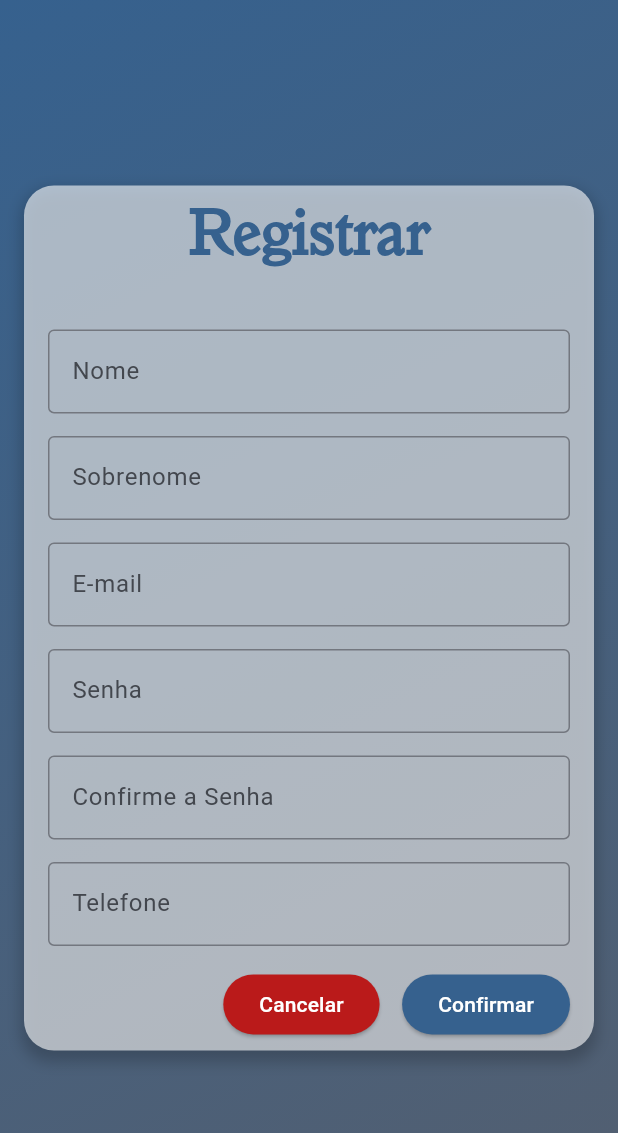
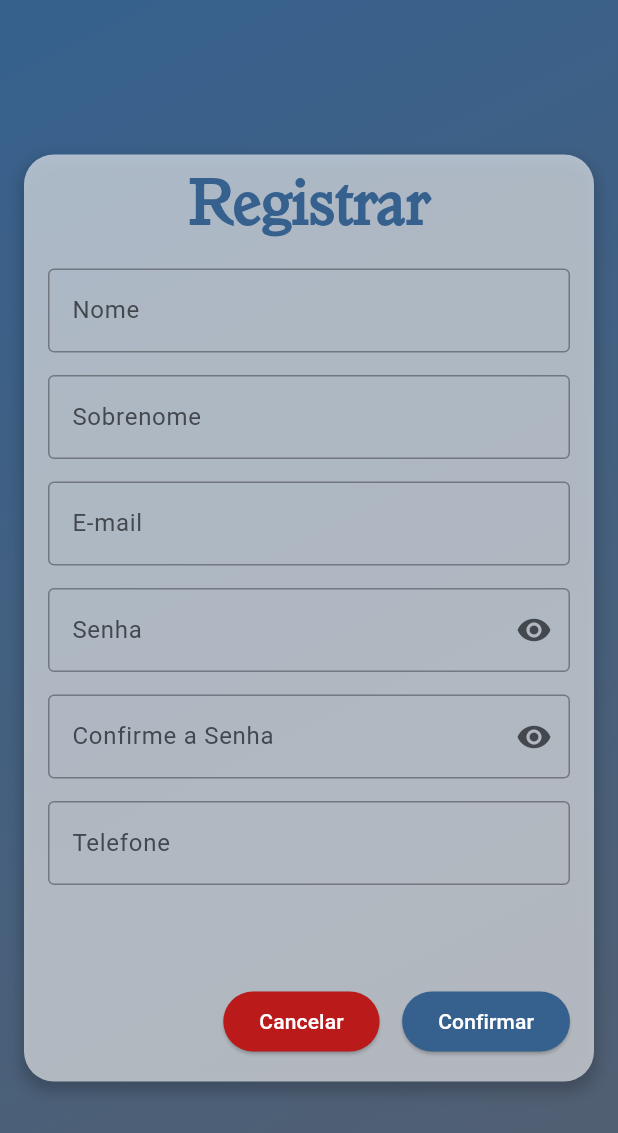
Before and after one commit to mugiwarajeff/bookstanis, a Flutter app: the LoginView screen opened by its route, after a tap on "Login", after a tap on "Registrar", on a phone screen of 412 x 824 dp. Shown: the top 1133 px of the screen. Run offline on Flutter 3.47's test engine with Material 3 defaults, Android fonts, the light colour scheme and no system bars; our stand-ins replace bloc, firebase_core, flutter_bloc; accounts and stored records are empty; generated files the repository leaves out were written again.

Commit message:
ending signup form

```diff
--- a/lib/app/features/login/models/value_objects/signup/email.dart
+++ b/lib/app/features/login/models/value_objects/signup/email.dart
@@ -14,7 +14,7 @@ class Email extends ValueObject<String> {
       error = appLocalizations.cantBeEmpty;
     }
 
-    if (emailRegex.hasMatch(value ?? "")) {
+    if (!emailRegex.hasMatch(value ?? "")) {
       error = appLocalizations.invalidEmail;
     }
 
--- a/lib/app/features/login/models/value_objects/signup/phone.dart
+++ b/lib/app/features/login/models/value_objects/signup/phone.dart
@@ -9,7 +9,7 @@ class Phone extends ValueObject<String> {
     String? error;
     final phoneRegex = RegExp(r"^\+?[\d\s()-]{7,15}$");
 
-    if (phoneRegex.hasMatch(value ?? "")) {
+    if (value != null && value.isNotEmpty && !phoneRegex.hasMatch(value)) {
       error = appLocalizations.invalidPhone;
     }
 
--- a/lib/app/features/login/widgets/signup_form.dart
+++ b/lib/app/features/login/widgets/signup_form.dart
@@ -1,12 +1,21 @@
 import 'package:bookstanis/app/features/login/bloc/login_cubit.dart';
 import 'package:bookstanis/app/features/login/models/signup.dart';
+import 'package:bookstanis/app/shared/widgets/show_custom_snackbar.dart';
 import 'package:flutter/material.dart';
 import 'package:flutter_gen/gen_l10n/app_localizations.dart';
 
-class SignupForm extends StatelessWidget {
+class SignupForm extends StatefulWidget {
   final Signup signup;
   final LoginCubit loginCubit;
   const SignupForm({super.key, required this.signup, required this.loginCubit});
+
+  @override
+  State<SignupForm> createState() => _SignupFormState();
+}
+
+class _SignupFormState extends State<SignupForm> {
+  bool passwordVisible = false;
+  bool confirmPasswordVisible = false;
 
   @override
   Widget build(BuildContext context) {
@@ -32,7 +41,7 @@ class SignupForm extends StatelessWidget {
     return Padding(
       padding: const EdgeInsets.all(16.0),
       child: Container(
-        height: mediaSize.height * 0.7,
+        height: mediaSize.height * 0.75,
         width: mediaSize.width,
         decoration: BoxDecoration(
             boxShadow: [
@@ -46,6 +55,7 @@ class SignupForm extends StatelessWidget {
             borderRadius: BorderRadius.circular(20),
             color: onPrimaryColor.withOpacity(0.6)),
         child: Column(
+          mainAxisAlignment: MainAxisAlignment.spaceBetween,
           children: [
             Text(
               signUpText,
@@ -55,10 +65,8 @@ class SignupForm extends StatelessWidget {
                   fontFamily: "Granada-Serial",
                   fontWeight: FontWeight.bold),
             ),
-            const SizedBox(
-              height: 20,
-            ),
-            Form(
+            Expanded(
+              child: Form(
                   key: formKey,
                   child: Padding(
                     padding: const EdgeInsets.all(16.0),
@@ -67,15 +75,16 @@ class SignupForm extends StatelessWidget {
                         mainAxisAlignment: MainAxisAlignment.center,
                         children: [
                           TextFormField(
-                          initialValue: signup.firstName.value,
+                            initialValue: widget.signup.firstName.value,
                             onChanged: (value) {
-                            signup.firstName.value = value;
+                              widget.signup.firstName.value = value;
                             },
-                          validator: (value) => signup.firstName
+                            validator: (value) => widget.signup.firstName
                                 .validate(value, AppLocalizations.of(context)!),
                             decoration: InputDecoration(
                                 border: const OutlineInputBorder(
-                                  borderSide: BorderSide(color: Colors.white)),
+                                    borderSide:
+                                        BorderSide(color: Colors.white)),
                                 label: Text(firstNameText),
                                 hintText: firstNameText),
                           ),
@@ -83,15 +92,16 @@ class SignupForm extends StatelessWidget {
                             height: 15,
                           ),
                           TextFormField(
-                          initialValue: signup.lastName.value,
+                            initialValue: widget.signup.lastName.value,
                             onChanged: (value) {
-                            signup.lastName.value = value;
+                              widget.signup.lastName.value = value;
                             },
-                          validator: (value) => signup.lastName
+                            validator: (value) => widget.signup.lastName
                                 .validate(value, AppLocalizations.of(context)!),
                             decoration: InputDecoration(
                                 border: const OutlineInputBorder(
-                                  borderSide: BorderSide(color: Colors.white)),
+                                    borderSide:
+                                        BorderSide(color: Colors.white)),
                                 label: Text(lastNameText),
                                 hintText: lastNameText),
                           ),
@@ -99,15 +109,17 @@ class SignupForm extends StatelessWidget {
                             height: 15,
                           ),
                           TextFormField(
-                          initialValue: signup.email.value,
+                            initialValue: widget.signup.email.value,
                             onChanged: (value) {
-                            signup.email.value = value;
+                              widget.signup.email.value = value;
                             },
-                          validator: (value) => signup.email
+                            keyboardType: TextInputType.emailAddress,
+                            validator: (value) => widget.signup.email
                                 .validate(value, AppLocalizations.of(context)!),
                             decoration: InputDecoration(
                                 border: const OutlineInputBorder(
-                                  borderSide: BorderSide(color: Colors.white)),
+                                    borderSide:
+                                        BorderSide(color: Colors.white)),
                                 label: Text(emailText),
                                 hintText: emailText),
                           ),
@@ -115,15 +127,26 @@ class SignupForm extends StatelessWidget {
                             height: 15,
                           ),
                           TextFormField(
-                          initialValue: signup.firstPassword.value,
+                            initialValue: widget.signup.firstPassword.value,
                             onChanged: (value) {
-                            signup.firstPassword.value = value;
+                              widget.signup.firstPassword.value = value;
                             },
-                          validator: (value) => signup.firstPassword
+                            obscureText: !passwordVisible,
+                            validator: (value) => widget.signup.firstPassword
                                 .validate(value, AppLocalizations.of(context)!),
                             decoration: InputDecoration(
+                                suffixIcon: IconButton(
+                                    onPressed: () {
+                                      setState(() {
+                                        passwordVisible = !passwordVisible;
+                                      });
+                                    },
+                                    icon: Icon(!passwordVisible
+                                        ? Icons.visibility
+                                        : Icons.visibility_off)),
                                 border: const OutlineInputBorder(
-                                  borderSide: BorderSide(color: Colors.white)),
+                                    borderSide:
+                                        BorderSide(color: Colors.white)),
                                 label: Text(passwordText),
                                 hintText: passwordText),
                           ),
@@ -131,15 +154,27 @@ class SignupForm extends StatelessWidget {
                             height: 15,
                           ),
                           TextFormField(
-                          initialValue: signup.secondPassword.value,
+                            obscureText: !confirmPasswordVisible,
+                            initialValue: widget.signup.secondPassword.value,
                             onChanged: (value) {
-                            signup.secondPassword.value = value;
+                              widget.signup.secondPassword.value = value;
                             },
-                          validator: (value) => signup.secondPassword
+                            validator: (value) => widget.signup.secondPassword
                                 .validate(value, AppLocalizations.of(context)!),
                             decoration: InputDecoration(
+                                suffixIcon: IconButton(
+                                    onPressed: () {
+                                      setState(() {
+                                        confirmPasswordVisible =
+                                            !confirmPasswordVisible;
+                                      });
+                                    },
+                                    icon: Icon(!confirmPasswordVisible
+                                        ? Icons.visibility
+                                        : Icons.visibility_off)),
                                 border: const OutlineInputBorder(
-                                  borderSide: BorderSide(color: Colors.white)),
+                                    borderSide:
+                                        BorderSide(color: Colors.white)),
                                 label: Text(confirmPasswordText),
                                 hintText: confirmPasswordText),
                           ),
@@ -147,31 +182,39 @@ class SignupForm extends StatelessWidget {
                             height: 15,
                           ),
                           TextFormField(
-                          initialValue: signup.phone.value,
+                            initialValue: widget.signup.phone.value,
                             onChanged: (value) {
-                            signup.phone.value = value;
+                              widget.signup.phone.value = value;
                             },
-                          validator: (value) => signup.phone
+                            keyboardType: TextInputType.phone,
+                            validator: (value) => widget.signup.phone
                                 .validate(value, AppLocalizations.of(context)!),
                             decoration: InputDecoration(
                                 border: const OutlineInputBorder(
-                                  borderSide: BorderSide(color: Colors.white)),
+                                    borderSide:
+                                        BorderSide(color: Colors.white)),
                                 label: Text(phoneText),
                                 hintText: phoneText),
                           ),
                           const SizedBox(
                             height: 15,
                           ),
-                        OverflowBar(
+                        ],
+                      ),
+                    ),
+                  )),
+            ),
+            Padding(
+              padding: const EdgeInsets.all(16.0),
+              child: OverflowBar(
                 alignment: MainAxisAlignment.end,
                 children: [
                   ElevatedButton(
                       onPressed: () {
-                                  loginCubit.loadLoginForm();
+                        widget.loginCubit.loadLoginForm();
                       },
                       style: ButtonStyle(
-                                    backgroundColor:
-                                        WidgetStatePropertyAll(errorColor)),
+                          backgroundColor: WidgetStatePropertyAll(errorColor)),
                       child: Text(
                         cancelText,
                         style: TextStyle(color: onErrorColor),
@@ -181,27 +224,28 @@ class SignupForm extends StatelessWidget {
                   ),
                   ElevatedButton(
                     onPressed: () {
-                                if (!(formKey.currentState?.validate() ??
-                                    false)) {
+                      if (!(formKey.currentState?.validate() ?? false)) {
                         return;
                       }
+                      bool valid = widget.loginCubit.validadePassword();
 
-                                print("fazendo algo");
+                      if (!valid) {
+                        showCustomSnackBar(context,
+                            message: "Senhas digitas não são iguais",
+                            color: errorColor);
+                        return;
+                      }
                     },
                     style: ButtonStyle(
-                                  backgroundColor:
-                                      WidgetStatePropertyAll(primaryColor)),
+                        backgroundColor: WidgetStatePropertyAll(primaryColor)),
                     child: Text(
                       confirmText,
                       style: TextStyle(color: onPrimaryColor),
                     ),
                   )
                 ],
+              ),
             )
-                      ],
-                    ),
-                  ),
-                )),
           ],
         ),
       ),
```
Also changed, not shown: lib/app/features/login/bloc/login_cubit.dart (+10 -0 lines). Lines whose indentation alone changed are shown as unchanged.
